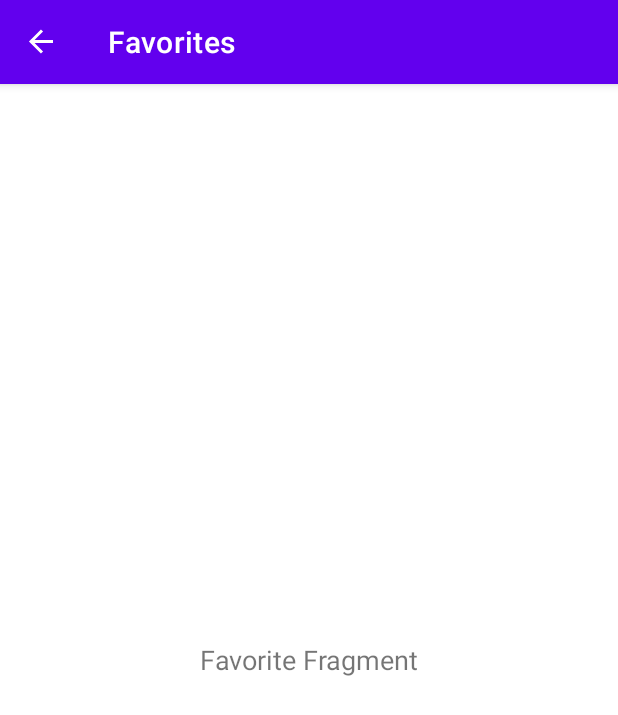
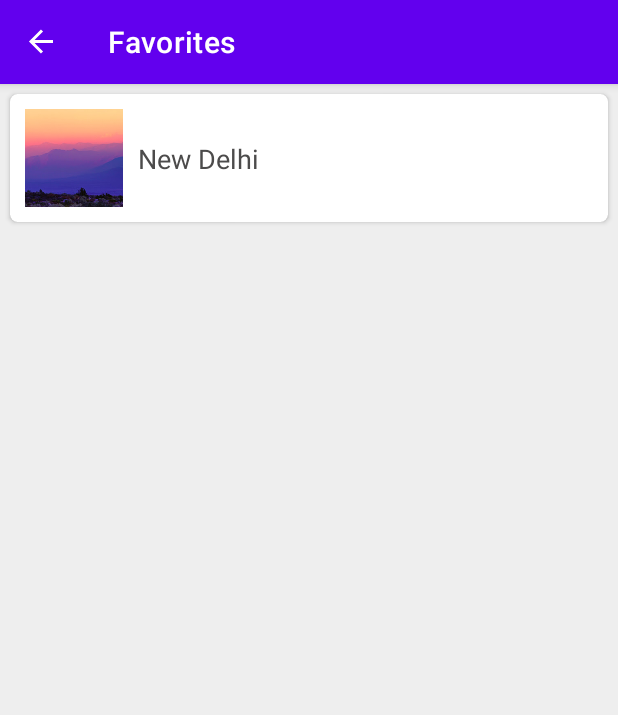
Before and after one commit to Fbada006/GloboTour, an Android app: the FavoriteFragment screen opened through its navigation route, on a phone screen of 412 x 824 dp. Shown: the top 715 px of the screen. Run offline under Robolectric (Android 15) with nearby library versions, the phone set to English and light mode, and no system bars; our stand-ins replace navigation-ui.

```diff
--- /dev/null
+++ b/app/src/main/java/com/sriyank/globotour/favorite/FavoriteAdapter.kt
@@ -0,0 +1,48 @@
+package com.sriyank.globotour.favorite
+
+import android.content.Context
+import android.util.Log
+import android.view.LayoutInflater
+import android.view.View
+import android.view.ViewGroup
+import android.widget.ImageView
+import android.widget.TextView
+import androidx.recyclerview.widget.RecyclerView
+import com.sriyank.globotour.R
+import com.sriyank.globotour.city.City
+
+
+class FavoriteAdapter(val context: Context, var favCityList: ArrayList<City>): RecyclerView.Adapter<FavoriteAdapter.FavCityViewHolder>() {
+
+    override fun onCreateViewHolder(parent: ViewGroup, viewType: Int): FavCityViewHolder {
+
+        val itemView = LayoutInflater.from(context).inflate(R.layout.list_item_favorite, parent, false)
+        return FavCityViewHolder(itemView)
+    }
+
+    override fun getItemCount(): Int = favCityList.size
+
+    override fun onBindViewHolder(itemViewHolder: FavCityViewHolder, position: Int) {
+
+        val city = favCityList[position]
+        itemViewHolder.setData(city, position)
+    }
+
+    inner class FavCityViewHolder(itemView: View) : RecyclerView.ViewHolder(itemView) {
+
+        private var currentPosition: Int = -1
+        private var currentCity: City?   = null
+
+        private val txvCityName = itemView.findViewById<TextView>(R.id.txv_city_name)
+        private val imvCityImage= itemView.findViewById<ImageView>(R.id.imv_city)
+
+        fun setData(city: City, position: Int) {
+
+            txvCityName.text = city.name
+            imvCityImage.setImageResource(city.imageId)
+
+            this.currentPosition = position
+            this.currentCity = city
+        }
+    }
+}
--- a/app/src/main/java/com/sriyank/globotour/favorite/FavoriteFragment.kt
+++ b/app/src/main/java/com/sriyank/globotour/favorite/FavoriteFragment.kt
@@ -5,11 +5,33 @@ import android.view.LayoutInflater
 import android.view.View
 import android.view.ViewGroup
 import androidx.fragment.app.Fragment
+import androidx.recyclerview.widget.LinearLayoutManager
+import androidx.recyclerview.widget.RecyclerView
 import com.sriyank.globotour.R
+import com.sriyank.globotour.city.City
+import com.sriyank.globotour.city.VacationSpots
 
 class FavoriteFragment : Fragment() {
 
     override fun onCreateView(inflater: LayoutInflater, container: ViewGroup?, savedInstanceState: Bundle?): View? {
-        return inflater.inflate(R.layout.fragment_favorite, container, false)
+        val view = inflater.inflate(R.layout.fragment_favorite, container, false)
+        setupRecyclerView(view)
+        return view
+    }
+
+    private fun setupRecyclerView(view: View) {
+
+        val context = requireContext()
+
+        val favoriteCityList = VacationSpots.favoriteCityList as ArrayList<City>
+        val favoriteAdapter = FavoriteAdapter(context, favoriteCityList)
+
+        val recyclerView = view.findViewById<RecyclerView>(R.id.favorite_recycler_view)
+        recyclerView.adapter = favoriteAdapter
+        recyclerView.setHasFixedSize(true)
+
+        val layoutManager = LinearLayoutManager(context)
+        layoutManager.orientation = RecyclerView.VERTICAL
+        recyclerView.layoutManager = layoutManager
     }
 }
--- a/app/src/main/res/layout/fragment_favorite.xml
+++ b/app/src/main/res/layout/fragment_favorite.xml
@@ -3,19 +3,19 @@
     xmlns:app="http://schemas.android.com/apk/res-auto"
     xmlns:tools="http://schemas.android.com/tools"
     android:layout_width="match_parent"
-    android:layout_height="match_parent">
+    android:layout_height="match_parent"
+    android:background="#eee"
+    tools:context=".MainActivity">
 
-    <TextView
-        android:id="@+id/city_recycler_view"
+    <androidx.recyclerview.widget.RecyclerView
+        android:id="@+id/favorite_recycler_view"
         android:layout_width="match_parent"
         android:layout_height="0dp"
-        android:gravity="center"
         android:padding="3dp"
-        android:text="Favorite Fragment"
-        android:textSize="18sp"
         app:layout_constraintBottom_toBottomOf="parent"
         app:layout_constraintLeft_toLeftOf="parent"
         app:layout_constraintRight_toRightOf="parent"
-        app:layout_constraintTop_toTopOf="parent" />
+        app:layout_constraintTop_toTopOf="parent"
+        tools:listitem="@layout/list_item_favorite" />
 
 </androidx.constraintlayout.widget.ConstraintLayout>
--- /dev/null
+++ b/app/src/main/res/layout/list_item_favorite.xml
@@ -0,0 +1,45 @@
+<?xml version="1.0" encoding="utf-8"?>
+<androidx.cardview.widget.CardView xmlns:android="http://schemas.android.com/apk/res/android"
+    xmlns:app="http://schemas.android.com/apk/res-auto"
+    xmlns:tools="http://schemas.android.com/tools"
+    android:id="@+id/root_card_view"
+    android:layout_width="match_parent"
+    android:layout_height="wrap_content"
+    android:layout_margin="3dp"
+    android:elevation="5dp"
+    app:cardBackgroundColor="@android:color/white"
+    app:cardCornerRadius="5dp">
+
+    <androidx.constraintlayout.widget.ConstraintLayout
+        android:layout_width="match_parent"
+        android:layout_height="wrap_content">
+
+        <ImageView
+            android:id="@+id/imv_city"
+            android:layout_width="65dp"
+            android:layout_height="65dp"
+            android:layout_margin="10dp"
+            android:contentDescription="@string/placeholder_image"
+            android:scaleType="centerCrop"
+            app:layout_constraintBottom_toBottomOf="parent"
+            app:layout_constraintStart_toStartOf="parent"
+            app:layout_constraintTop_toTopOf="parent"
+            tools:srcCompat="@drawable/placeholder" />
+
+        <TextView
+            android:id="@+id/txv_city_name"
+            android:layout_width="0dp"
+            android:layout_height="wrap_content"
+            android:layout_margin="10dp"
+            android:gravity="start"
+            android:textColor="#4C4B4B"
+            android:textSize="18sp"
+            app:layout_constraintBottom_toBottomOf="parent"
+            app:layout_constraintEnd_toEndOf="parent"
+            app:layout_constraintStart_toEndOf="@+id/imv_city"
+            app:layout_constraintTop_toTopOf="parent"
+            tools:text="City Name" />
+
+    </androidx.constraintlayout.widget.ConstraintLayout>
+
+</androidx.cardview.widget.CardView>
```
